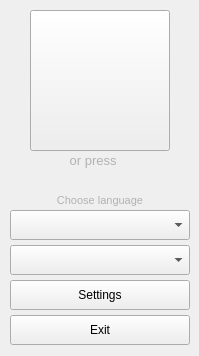
Above: src/trayform.ui from VisualTranslator/VisualTranslator before the change. Below: the same form after it.
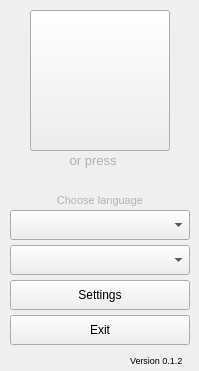
That is the form after the change. Custom widgets are drawn as their Qt base class.

Commit message: Add version to the tray window

```diff
--- a/src/trayform.ui
+++ b/src/trayform.ui
@@ -7,7 +7,7 @@
     <x>0</x>
     <y>0</y>
     <width>199</width>
-    <height>356</height>
+    <height>371</height>
    </rect>
   </property>
   <property name="windowTitle">
@@ -138,6 +138,24 @@
     <string>Exit</string>
    </property>
   </widget>
+  <widget class="QLabel" name="label">
+   <property name="geometry">
+    <rect>
+     <x>130</x>
+     <y>350</y>
+     <width>71</width>
+     <height>20</height>
+    </rect>
+   </property>
+   <property name="font">
+    <font>
+     <pointsize>7</pointsize>
+    </font>
+   </property>
+   <property name="text">
+    <string>Version 0.1.2</string>
+   </property>
+  </widget>
   <zorder>startButton</zorder>
   <zorder>shortcut</zorder>
   <zorder>label_2</zorder>
```
Left out of the diff: 1 changed line with no effect on the pictures.
